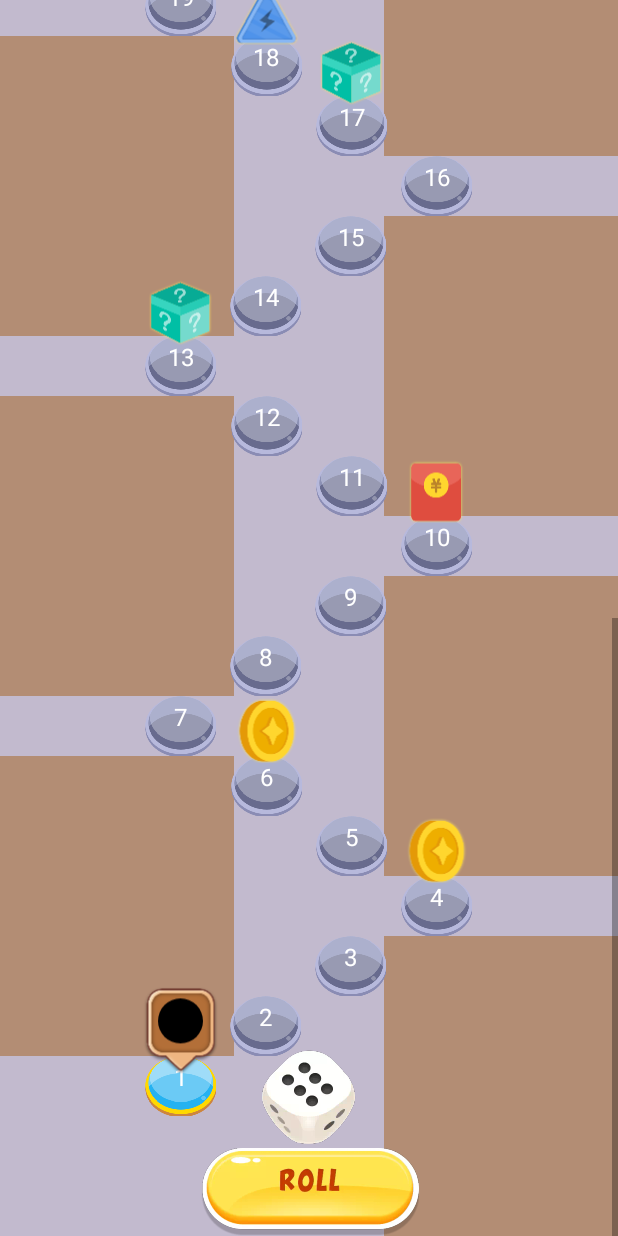
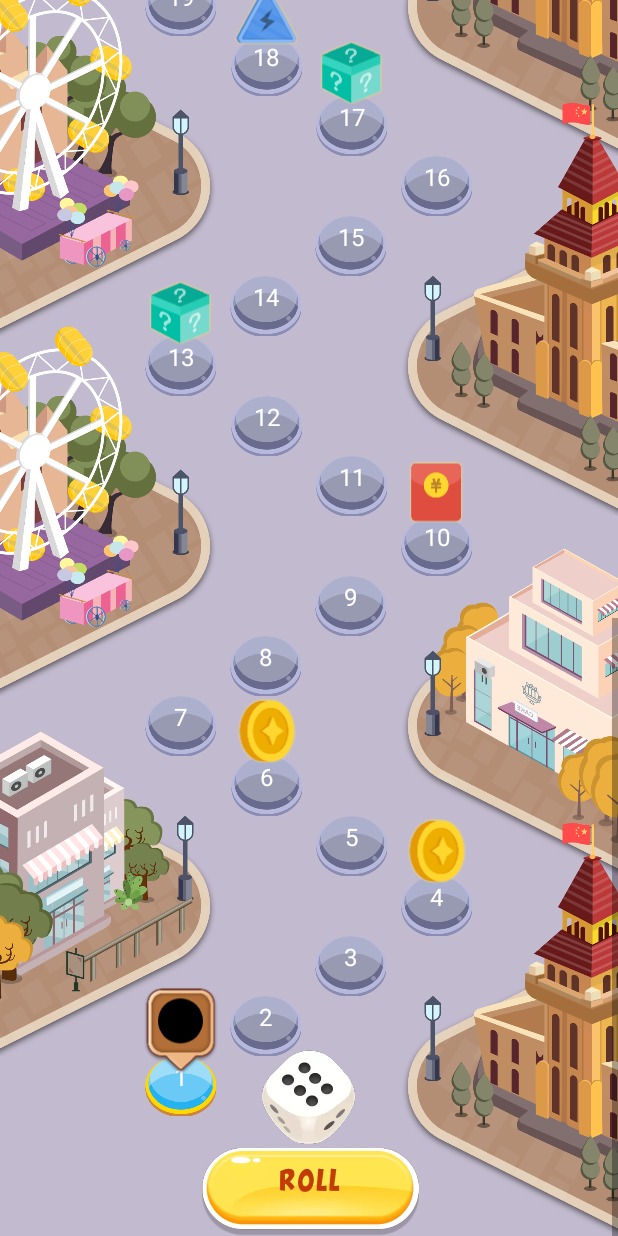
Before and after one commit to MorrisWare01/LearnAndroidFramework, an Android app: the DiceActivity screen opened directly, with no data from a screen before it, on a phone screen of 412 x 824 dp. Run offline under Robolectric (Android 15) with nearby library versions, the phone set to English and light mode, and no system bars.

Commit message:
添加骰子游戏布局

```diff
--- a/app/src/main/java/com/example/learnandroidframework/dice/DiceBuilding.kt
+++ b/app/src/main/java/com/example/learnandroidframework/dice/DiceBuilding.kt
@@ -1,10 +1,12 @@
 package com.example.learnandroidframework.dice
 
+import android.graphics.Bitmap
 import android.graphics.Rect
 
 /**
  * Created by mmw on 2020/9/25.
  */
 data class DiceBuilding(
-    val rect: Rect
+    val rect: Rect,
+    val bitmap: Bitmap
 )
--- a/app/src/main/java/com/example/learnandroidframework/dice/DiceView.kt
+++ b/app/src/main/java/com/example/learnandroidframework/dice/DiceView.kt
@@ -11,6 +11,7 @@ import android.view.animation.LinearInterpolator
 import android.widget.ScrollView
 import com.example.learnandroidframework.R
 import java.util.*
+import kotlin.random.Random
 
 /**
  * Created by mmw on 2020/9/25.
@@ -24,6 +25,18 @@ class DiceView @JvmOverloads constructor(
     // 建筑物
     private val mBuildingBitmap: Bitmap
     private val mBuildingRect: Rect
+
+    private val mBuildingRightBitmap: Bitmap
+    private val mBuildingRight1Bitmap: Bitmap
+    private val mBuildingRight2Bitmap: Bitmap
+    private val mBuildingRightBitmaps: Array<Bitmap>
+
+    private val mBuildingLeftBitmap: Bitmap
+    private val mBuildingLeft1Bitmap: Bitmap
+    private val mBuildingLeftBitmaps: Array<Bitmap>
+
+    private val srcRect = Rect()
+    private val dstRect = Rect()
 
     // 玩家
     private val mPlayerBitmap: Bitmap
@@ -54,7 +67,16 @@ class DiceView @JvmOverloads constructor(
     private val dicePlayer = DicePlayer()
 
     init {
-        val widthPixels = context.resources.displayMetrics.widthPixels
+        mBuildingLeftBitmap = BitmapFactory.decodeResource(resources, R.mipmap.dice_build_left_1)
+        mBuildingLeft1Bitmap = BitmapFactory.decodeResource(resources, R.mipmap.dice_build_left_2)
+        mBuildingLeftBitmaps = arrayOf(mBuildingLeftBitmap, mBuildingLeft1Bitmap)
+
+        mBuildingRightBitmap = BitmapFactory.decodeResource(resources, R.mipmap.dice_build_right_1)
+        mBuildingRight1Bitmap = BitmapFactory.decodeResource(resources, R.mipmap.dice_build_right_2)
+        mBuildingRight2Bitmap = BitmapFactory.decodeResource(resources, R.mipmap.dice_build_right_3)
+        mBuildingRightBitmaps =
+            arrayOf(mBuildingRightBitmap, mBuildingRight1Bitmap, mBuildingRight2Bitmap)
+
         val tmp = Bitmap.createBitmap(100, 100, Bitmap.Config.ARGB_8888)
         val canvas = Canvas(tmp)
         canvas.drawColor(Color.parseColor("#b38d74"))
@@ -110,7 +132,12 @@ class DiceView @JvmOverloads constructor(
                         y,
                         x + mBuildingBitmap.width,
                         y + mBuildingBitmap.height
-                    )
+                    ),
+                    when (i) {
+                        0 -> mBuildingRightBitmap
+                        1 -> mBuildingRight1Bitmap
+                        else -> mBuildingRightBitmaps[Random.nextInt(mBuildingRightBitmaps.size)]
+                    }
                 )
             )
             diceBuildingList.add(
@@ -120,7 +147,8 @@ class DiceView @JvmOverloads constructor(
                         y - leftBottom,
                         mBuildingBitmap.width,
                         y - leftBottom + mBuildingBitmap.height
-                    )
+                    ),
+                    mBuildingLeftBitmaps[Random.nextInt(mBuildingLeftBitmaps.size)]
                 )
             )
         }
@@ -185,6 +213,7 @@ class DiceView @JvmOverloads constructor(
         }
 
         dicePlayer.chess = diceChessList[0]
+        dicePlayer.chess?.type = null
     }
 
     override fun onDraw(canvas: Canvas) {
@@ -194,8 +223,30 @@ class DiceView @JvmOverloads constructor(
         canvas.drawColor(Color.parseColor("#c2bace"))
 
         // 绘制建筑
-        for ((rect) in diceBuildingList) {
-            canvas.drawBitmap(mBuildingBitmap, mBuildingRect, rect, mPaint)
+//        for ((rect) in diceBuildingList) {
+//            canvas.drawBitmap(mBuildingBitmap, mBuildingRect, rect, mPaint)
+//        }
+        for (i in diceBuildingList.size - 1 downTo 0) {
+            val item = diceBuildingList[i]
+            val rect = item.rect
+            val bitmap = item.bitmap
+
+            srcRect.set(0, 0, bitmap.width, bitmap.height)
+
+            val dstHeight = rect.width() * bitmap.height / bitmap.width
+
+            dstRect.set(
+                rect.left,
+                (rect.bottom - dstHeight),
+                rect.left + rect.width(),
+                rect.bottom
+            )
+            canvas.drawBitmap(
+                bitmap,
+                srcRect,
+                dstRect,
+                mPaint
+            )
         }
 
         for ((index, item) in diceChessList.withIndex()) {
@@ -275,7 +326,9 @@ class DiceView @JvmOverloads constructor(
                 mPlayerBitmap.height.toFloat()
             )
 
-            updatePlayerPosition((chess.rect.top.toFloat() - mPlayerBitmap.height * 0.8f).toInt())
+            if (!dicePlayer.isRunning) {
+                updatePlayerPosition((chess.rect.top.toFloat() - mPlayerBitmap.height * 0.8f).toInt())
+            }
 
             // 绘制角色背景
             canvas.drawBitmap(mPlayerBitmap, 0f, 0f, mPaint)
@@ -423,7 +476,7 @@ class DiceView @JvmOverloads constructor(
     private fun updatePlayerPosition(top: Int) {
         val scrollView = parent
         if (scrollView is ScrollView) {
-            scrollView.scrollTo(0, top - scrollView.height / 2)
+            scrollView.smoothScrollTo(0, top - scrollView.height / 2)
         }
     }
 
```
Also changed, not shown: app/src/main/res/mipmap-xxxhdpi/dice_build_l.png (added), app/src/main/res/mipmap-xxxhdpi/dice_build_left_1.png (added), app/src/main/res/mipmap-xxxhdpi/dice_build_left_2.png (added), app/src/main/res/mipmap-xxxhdpi/dice_build_r.png (added), app/src/main/res/mipmap-xxxhdpi/dice_build_right_1.png (added), app/src/main/res/mipmap-xxxhdpi/dice_build_right_2.png (added), app/src/main/res/mipmap-xxxhdpi/dice_build_right_3.png (added).
